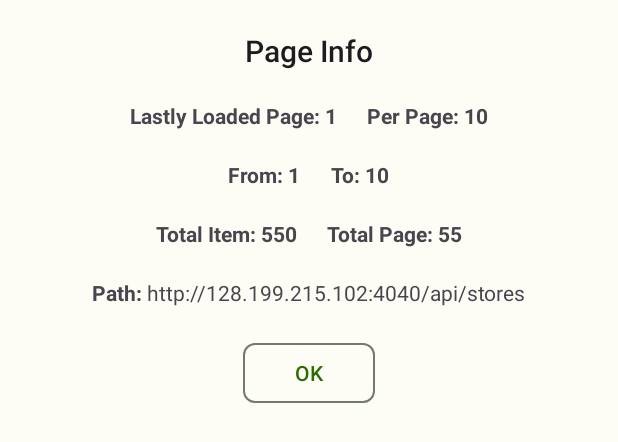
After one commit to RakibOFC/OnlineStoreExplorer, an Android app: the layout fragment_page_info_sheet.xml on its own in the app's theme, with its tools: preview values and no code run, on a phone screen of 412 x 824 dp. The commit adds this screen. Shown: the top 442 px of the screen. Run offline under Robolectric (Android 15) with nearby library versions, the light colour scheme and no system bars.

Commit message:
Finalize UI design for PageInfoSheetFragment

```diff
--- a/app/src/main/java/com/rakibofc/onlinestoreexplorer/ui/MainActivity.java
+++ b/app/src/main/java/com/rakibofc/onlinestoreexplorer/ui/MainActivity.java
@@ -82,6 +82,13 @@ public class MainActivity extends AppCompatActivity {
 
         // Add action in intent filter
         intentFilter.addAction(Constants.CONNECTIVITY_ACTION);
+
+        binding.fabInfo.setOnClickListener(v -> showPageInfoSheet());
+    }
+
+    private void showPageInfoSheet() {
+        PageInfoSheetFragment fragment = PageInfoSheetFragment.newInstance();
+        fragment.show(getSupportFragmentManager(), Constants.SHEET_TAG);
     }
 
     private void handleLiveData(MainViewModel viewModel, StoreAdapter storeAdapter, View view) {
--- /dev/null
+++ b/app/src/main/java/com/rakibofc/onlinestoreexplorer/ui/PageInfoSheetFragment.java
@@ -0,0 +1,34 @@
+package com.rakibofc.onlinestoreexplorer.ui;
+
+import android.os.Bundle;
+
+import android.view.LayoutInflater;
+import android.view.View;
+import android.view.ViewGroup;
+
+import com.google.android.material.bottomsheet.BottomSheetDialogFragment;
+import com.rakibofc.onlinestoreexplorer.R;
+
+public class PageInfoSheetFragment extends BottomSheetDialogFragment {
+
+    public PageInfoSheetFragment() {
+        // Required empty public constructor
+    }
+
+    public static PageInfoSheetFragment newInstance() {
+        return new PageInfoSheetFragment();
+    }
+
+    @Override
+    public void onCreate(Bundle savedInstanceState) {
+        super.onCreate(savedInstanceState);
+
+    }
+
+    @Override
+    public View onCreateView(LayoutInflater inflater, ViewGroup container,
+                             Bundle savedInstanceState) {
+
+        return inflater.inflate(R.layout.fragment_page_info_sheet, container, false);
+    }
+}
--- a/app/src/main/java/com/rakibofc/onlinestoreexplorer/utility/Constants.java
+++ b/app/src/main/java/com/rakibofc/onlinestoreexplorer/utility/Constants.java
@@ -2,5 +2,6 @@ package com.rakibofc.onlinestoreexplorer.utility;
 
 public class Constants {
 
-    public final static String CONNECTIVITY_ACTION = "android.net.conn.CONNECTIVITY_CHANGE";
+    public static final String CONNECTIVITY_ACTION = "android.net.conn.CONNECTIVITY_CHANGE";
+    public static final String SHEET_TAG = "InfoSheetFragment";
 }
--- /dev/null
+++ b/app/src/main/res/drawable/baseline_info_24.xml
@@ -0,0 +1,5 @@
+<vector android:height="24dp" android:tint="#FFFFFF"
+    android:viewportHeight="24" android:viewportWidth="24"
+    android:width="24dp" xmlns:android="http://schemas.android.com/apk/res/android">
+    <path android:fillColor="@android:color/white" android:pathData="M12,2C6.48,2 2,6.48 2,12s4.48,10 10,10 10,-4.48 10,-10S17.52,2 12,2zM13,17h-2v-6h2v6zM13,9h-2L11,7h2v2z"/>
+</vector>
--- a/app/src/main/res/layout/activity_main.xml
+++ b/app/src/main/res/layout/activity_main.xml
@@ -31,4 +31,17 @@
         tools:itemCount="10"
         tools:listitem="@layout/store_item" />
 
+    <com.google.android.material.floatingactionbutton.FloatingActionButton
+        android:id="@+id/fab_info"
+        android:layout_width="wrap_content"
+        android:layout_height="wrap_content"
+        android:layout_alignParentEnd="true"
+        android:layout_alignParentBottom="true"
+        android:layout_margin="@dimen/_16dp"
+        android:backgroundTint="@color/seed"
+        android:contentDescription="@string/page_info_text"
+        android:text="@string/page_info_text"
+        app:srcCompat="@drawable/baseline_info_24"
+        app:tint="@color/md_theme_light_onSecondary" />
+
 </RelativeLayout>
--- /dev/null
+++ b/app/src/main/res/layout/fragment_page_info_sheet.xml
@@ -0,0 +1,100 @@
+<?xml version="1.0" encoding="utf-8"?>
+<LinearLayout xmlns:android="http://schemas.android.com/apk/res/android"
+    xmlns:app="http://schemas.android.com/apk/res-auto"
+    xmlns:tools="http://schemas.android.com/tools"
+    android:layout_width="match_parent"
+    android:layout_height="match_parent"
+    android:gravity="center_horizontal"
+    android:orientation="vertical"
+    tools:context=".ui.PageInfoSheetFragment">
+
+    <TextView
+        android:layout_width="wrap_content"
+        android:layout_height="wrap_content"
+        android:layout_marginTop="@dimen/_20dp"
+        android:layout_marginBottom="@dimen/_20dp"
+        android:text="@string/page_info_text"
+        android:textAppearance="@style/TextAppearance.AppCompat.Title" />
+
+    <LinearLayout
+        android:layout_width="wrap_content"
+        android:layout_height="wrap_content"
+        android:layout_marginBottom="@dimen/_20dp"
+        android:orientation="horizontal">
+
+        <TextView
+            android:layout_width="wrap_content"
+            android:layout_height="wrap_content"
+            android:layout_marginEnd="@dimen/_10dp"
+            android:text="@string/dummy_lastly_loaded_page_text"
+            android:textStyle="bold" />
+
+        <TextView
+            android:layout_width="wrap_content"
+            android:layout_height="wrap_content"
+            android:layout_marginStart="@dimen/_10dp"
+            android:text="@string/dummy_per_page_10_text"
+            android:textStyle="bold" />
+
+    </LinearLayout>
+
+    <LinearLayout
+        android:layout_width="wrap_content"
+        android:layout_height="wrap_content"
+        android:layout_marginBottom="@dimen/_20dp"
+        android:orientation="horizontal">
+
+        <TextView
+            android:layout_width="wrap_content"
+            android:layout_height="wrap_content"
+            android:layout_marginEnd="@dimen/_10dp"
+            android:text="@string/dummy_from_1_text"
+            android:textStyle="bold" />
+
+        <TextView
+            android:layout_width="wrap_content"
+            android:layout_height="wrap_content"
+            android:layout_marginStart="@dimen/_10dp"
+            android:text="@string/dummy_to_10_text"
+            android:textStyle="bold" />
+
+    </LinearLayout>
+
+    <LinearLayout
+        android:layout_width="wrap_content"
+        android:layout_height="wrap_content"
+        android:layout_marginBottom="@dimen/_20dp"
+        android:orientation="horizontal">
+
+        <TextView
+            android:layout_width="wrap_content"
+            android:layout_height="wrap_content"
+            android:layout_marginEnd="@dimen/_10dp"
+            android:text="@string/dummy_total_item_550_text"
+            android:textStyle="bold" />
+
+        <TextView
+            android:layout_width="wrap_content"
+            android:layout_height="wrap_content"
+            android:layout_marginStart="@dimen/_10dp"
+            android:text="@string/dummy_total_page_55_text"
+            android:textStyle="bold" />
+
+    </LinearLayout>
+
+    <TextView
+        android:layout_width="wrap_content"
+        android:layout_height="wrap_content"
+        android:text="@string/dummy_path_text"
+        android:layout_marginBottom="@dimen/_20dp"/>
+
+    <com.google.android.material.button.MaterialButton
+        android:id="@+id/btn_ok"
+        style="?attr/materialButtonOutlinedStyle"
+        android:layout_width="wrap_content"
+        android:layout_height="wrap_content"
+        android:layout_marginBottom="@dimen/_30dp"
+        android:text="@string/ok_text"
+        app:cornerRadius="@dimen/_8dp" />
+
+</LinearLayout>
--- a/app/src/main/res/values/dimens.xml
+++ b/app/src/main/res/values/dimens.xml
@@ -7,4 +7,7 @@
     <dimen name="_16dp">16dp</dimen>
     <dimen name="_2dp">2dp</dimen>
     <dimen name="_40dp">40dp</dimen>
+    <dimen name="_20dp">20dp</dimen>
+    <dimen name="_30dp">30dp</dimen>
+    <dimen name="_8dp">8dp</dimen>
 </resources>
--- a/app/src/main/res/values/strings.xml
+++ b/app/src/main/res/values/strings.xml
@@ -7,4 +7,19 @@
     <string name="no_connection_msg">No internet connection</string>
     <string name="not_found_msg">Not found</string>
     <string name="something_went_wrong_msg">Something went wrong</string>
+    <string name="page_info_text">Page Info</string>
+    <string name="ok_text">OK</string>
+    <string name="dummy_total_item_550_text">Total Item: 550</string>
+    <string name="total_item_d">Total Item: %d</string>
+    <string name="dummy_total_page_55_text">Total Page: 55</string>
+    <string name="total_page_d">Total Page: %d</string>
+    <string name="dummy_lastly_loaded_page_text">Lastly Loaded Page: 1</string>
+    <string name="lastly_loaded_page_d">Lastly Loaded Page: %d</string>
+    <string name="dummy_per_page_10_text">Per Page: 10</string>
+    <string name="per_page_d">Per Page: %d</string>
+    <string name="dummy_from_1_text">From: 1</string>
+    <string name="from_d">From: %d</string>
+    <string name="dummy_to_10_text">To: 10</string>
+    <string name="to_d">To: %d</string>
+    <string name="dummy_path_text"><b>Path:</b> http://128.199.215.102:4040/api/stores</string>
 </resources>
```
